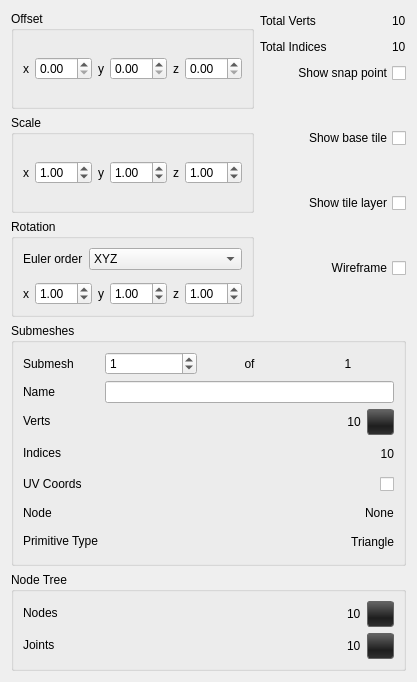
This is ui/mesh_widget.ui in dprandle/bbtoolkit as Qt 5 draws it before an edit. The edited form follows.
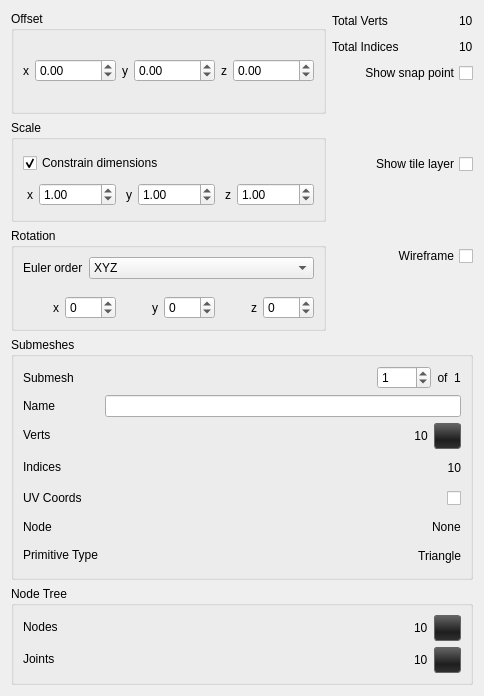
This is the edited form. Icons and pictures are not drawn.

```diff
--- a/ui/mesh_widget.ui
+++ b/ui/mesh_widget.ui
@@ -6,8 +6,8 @@
    <rect>
     <x>0</x>
     <y>0</y>
-    <width>417</width>
-    <height>682</height>
+    <width>484</width>
+    <height>696</height>
    </rect>
   </property>
   <property name="windowTitle">
@@ -38,7 +38,17 @@
            </widget>
           </item>
           <item row="0" column="1">
-           <widget class="QDoubleSpinBox" name="dsb_offset_x"/>
+           <widget class="QDoubleSpinBox" name="dsb_offset_x">
+            <property name="minimum">
+             <double>-10000.000000000000000</double>
+            </property>
+            <property name="maximum">
+             <double>10000.000000000000000</double>
+            </property>
+            <property name="singleStep">
+             <double>0.010000000000000</double>
+            </property>
+           </widget>
           </item>
           <item row="0" column="2">
            <widget class="QLabel" name="label_2">
@@ -51,7 +61,17 @@
            </widget>
           </item>
           <item row="0" column="3">
-           <widget class="QDoubleSpinBox" name="dsb_offset_y"/>
+           <widget class="QDoubleSpinBox" name="dsb_offset_y">
+            <property name="minimum">
+             <double>-10000.000000000000000</double>
+            </property>
+            <property name="maximum">
+             <double>10000.000000000000000</double>
+            </property>
+            <property name="singleStep">
+             <double>0.010000000000000</double>
+            </property>
+           </widget>
           </item>
           <item row="0" column="4">
            <widget class="QLabel" name="label_3">
@@ -64,7 +84,17 @@
            </widget>
           </item>
           <item row="0" column="5">
-           <widget class="QDoubleSpinBox" name="dsb_offset_z"/>
+           <widget class="QDoubleSpinBox" name="dsb_offset_z">
+            <property name="minimum">
+             <double>-10000.000000000000000</double>
+            </property>
+            <property name="maximum">
+             <double>10000.000000000000000</double>
+            </property>
+            <property name="singleStep">
+             <double>0.010000000000000</double>
+            </property>
+           </widget>
           </item>
          </layout>
         </widget>
@@ -74,6 +104,18 @@
          <property name="title">
           <string>Scale</string>
          </property>
+         <layout class="QVBoxLayout" name="verticalLayout_6">
+          <item>
+           <widget class="QCheckBox" name="cb_constrain_dim">
+            <property name="text">
+             <string>Constrain dimensions</string>
+            </property>
+            <property name="checked">
+             <bool>true</bool>
+            </property>
+           </widget>
+          </item>
+          <item>
          <layout class="QGridLayout" name="gridLayout">
           <item row="0" column="0">
            <widget class="QLabel" name="label_4">
@@ -90,6 +132,12 @@
           </item>
           <item row="0" column="1">
            <widget class="QDoubleSpinBox" name="dsb_scale_x">
+              <property name="maximum">
+               <double>10000.000000000000000</double>
+              </property>
+              <property name="singleStep">
+               <double>0.010000000000000</double>
+              </property>
             <property name="value">
              <double>1.000000000000000</double>
             </property>
@@ -107,6 +155,12 @@
           </item>
           <item row="0" column="3">
            <widget class="QDoubleSpinBox" name="dsb_scale_y">
+              <property name="maximum">
+               <double>10000.000000000000000</double>
+              </property>
+              <property name="singleStep">
+               <double>0.010000000000000</double>
+              </property>
             <property name="value">
              <double>1.000000000000000</double>
             </property>
@@ -124,10 +178,18 @@
           </item>
           <item row="0" column="5">
            <widget class="QDoubleSpinBox" name="dsb_scale_z">
+              <property name="maximum">
+               <double>10000.000000000000000</double>
+              </property>
+              <property name="singleStep">
+               <double>0.010000000000000</double>
+              </property>
             <property name="value">
              <double>1.000000000000000</double>
             </property>
            </widget>
+            </item>
+           </layout>
           </item>
          </layout>
         </widget>
@@ -198,13 +260,6 @@
               </property>
              </widget>
             </item>
-            <item row="0" column="1">
-             <widget class="QDoubleSpinBox" name="dsb_rot_x">
-              <property name="value">
-               <double>1.000000000000000</double>
-              </property>
-             </widget>
-            </item>
             <item row="0" column="2">
              <widget class="QLabel" name="label_8">
               <property name="text">
@@ -215,13 +270,6 @@
               </property>
              </widget>
             </item>
-            <item row="0" column="3">
-             <widget class="QDoubleSpinBox" name="dsb_rot_y">
-              <property name="value">
-               <double>1.000000000000000</double>
-              </property>
-             </widget>
-            </item>
             <item row="0" column="4">
              <widget class="QLabel" name="label_9">
               <property name="text">
@@ -232,10 +280,42 @@
               </property>
              </widget>
             </item>
+            <item row="0" column="1">
+             <widget class="QSpinBox" name="dsb_rot_x">
+              <property name="minimum">
+               <number>-180</number>
+              </property>
+              <property name="maximum">
+               <number>180</number>
+              </property>
+              <property name="singleStep">
+               <number>15</number>
+              </property>
+             </widget>
+            </item>
+            <item row="0" column="3">
+             <widget class="QSpinBox" name="dsb_rot_y">
+              <property name="minimum">
+               <number>-180</number>
+              </property>
+              <property name="maximum">
+               <number>180</number>
+              </property>
+              <property name="singleStep">
+               <number>15</number>
+              </property>
+             </widget>
+            </item>
             <item row="0" column="5">
-             <widget class="QDoubleSpinBox" name="dsb_rot_z">
-              <property name="value">
-               <double>1.000000000000000</double>
+             <widget class="QSpinBox" name="dsb_rot_z">
+              <property name="minimum">
+               <number>-180</number>
+              </property>
+              <property name="maximum">
+               <number>180</number>
+              </property>
+              <property name="singleStep">
+               <number>15</number>
               </property>
              </widget>
             </item>
@@ -339,29 +419,6 @@
            </property>
           </spacer>
          </item>
-         <item>
-          <widget class="QCheckBox" name="cb_show_base_tile">
-           <property name="layoutDirection">
-            <enum>Qt::RightToLeft</enum>
-           </property>
-           <property name="text">
-            <string>Show base tile</string>
-           </property>
-          </widget>
-         </item>
-         <item>
-          <spacer name="verticalSpacer_2">
-           <property name="orientation">
-            <enum>Qt::Vertical</enum>
-           </property>
-           <property name="sizeHint" stdset="0">
-            <size>
-             <width>20</width>
-             <height>40</height>
-            </size>
-           </property>
-          </spacer>
-         </item>
          <item>
           <widget class="QCheckBox" name="cb_tile_layer">
            <property name="layoutDirection">
@@ -548,7 +605,7 @@
         </item>
         <item row="0" column="1">
          <layout class="QGridLayout" name="gridLayout_4">
-          <item row="0" column="0">
+          <item row="0" column="1">
            <widget class="QSpinBox" name="sb_submesh">
             <property name="maximum">
              <number>1000</number>
@@ -558,7 +615,7 @@
             </property>
            </widget>
           </item>
-          <item row="0" column="1">
+          <item row="0" column="2">
            <widget class="QLabel" name="label_14">
             <property name="text">
              <string>of</string>
@@ -568,7 +625,7 @@
             </property>
            </widget>
           </item>
-          <item row="0" column="2">
+          <item row="0" column="3">
            <widget class="QLabel" name="lbl_submesh_count">
             <property name="text">
              <string>1</string>
@@ -578,6 +635,19 @@
             </property>
            </widget>
           </item>
+          <item row="0" column="0">
+           <spacer name="horizontalSpacer_7">
+            <property name="orientation">
+             <enum>Qt::Horizontal</enum>
+            </property>
+            <property name="sizeHint" stdset="0">
+             <size>
+              <width>40</width>
+              <height>20</height>
+             </size>
+            </property>
+           </spacer>
+          </item>
          </layout>
         </item>
         <item row="3" column="1">
```
Left out of the diff: 2 changed lines with no effect on the pictures. Lines whose indentation alone changed are shown as unchanged.
